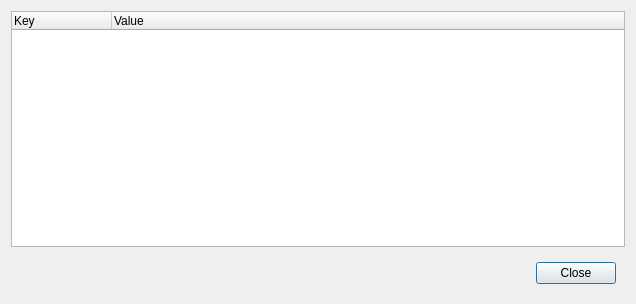
This is cxx/listeners/Observatory/LogDialog.ui in constellation-daq/Constellation as Qt 5 draws it before an edit. The edited form follows.
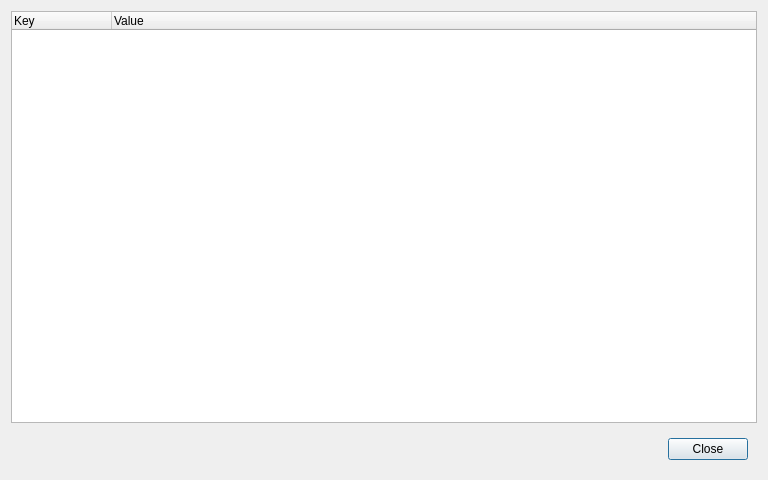
This is the edited form.

Commit message: Observatory: increase default log dialog window size

The edit to the form file:
```diff
--- a/cxx/listeners/Observatory/LogDialog.ui
+++ b/cxx/listeners/Observatory/LogDialog.ui
@@ -6,8 +6,8 @@
    <rect>
     <x>0</x>
     <y>0</y>
-    <width>636</width>
-    <height>304</height>
+    <width>768</width>
+    <height>480</height>
    </rect>
   </property>
   <property name="windowTitle">
```
